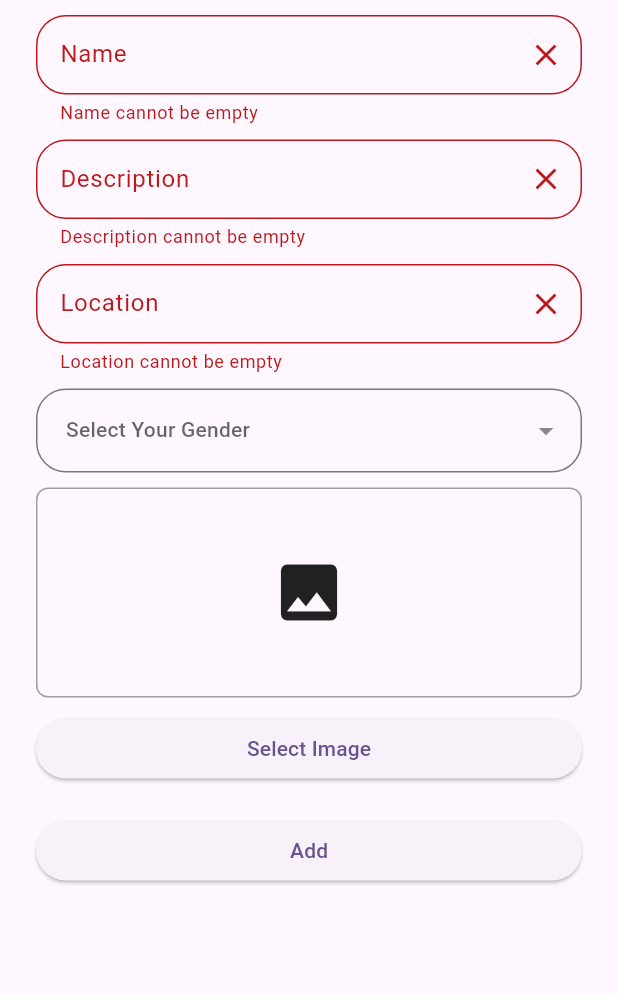
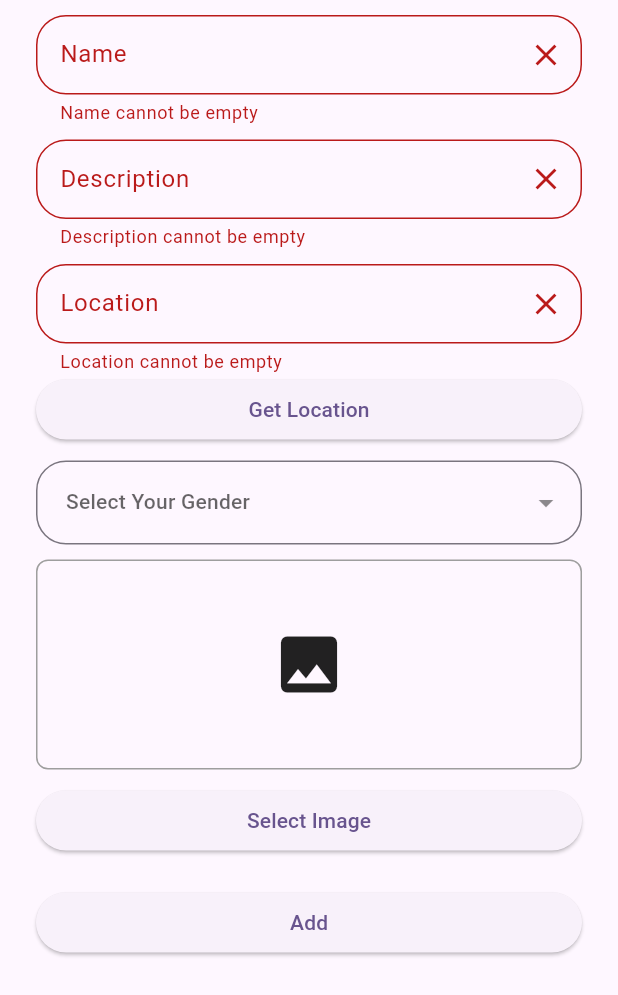
Before and after one commit to Tunahn3101/Riverpod-Flutter, a Flutter app: the AddTripsScreen screen opened directly, after a tap on "Add", on a phone screen of 412 x 824 dp. Shown: the top 995 px of the screen. Run offline on Flutter 3.47's test engine with Material 3 defaults, Android fonts, the phone set to English and light mode, and no system bars; our stand-ins replace dropdown_button2, flutter_riverpod, flutter_slidable, google_fonts, google_maps_flutter, iconly and 2 more.

Commit message:
update code day 18/06/2024

```diff
--- a/lib/screens/addtrips/add_trips_screen.dart
+++ b/lib/screens/addtrips/add_trips_screen.dart
@@ -3,15 +3,28 @@ import 'dart:io';
 import 'package:bottombar/common/app_size.dart';
 import 'package:bottombar/riverpod/input_notifier.dart';
 import 'package:bottombar/screens/addtrips/input_textfield.dart';
+import 'package:bottombar/screens/image_view/full_image_screen.dart';
 import 'package:dropdown_button2/dropdown_button2.dart';
 import 'package:flutter/material.dart';
 import 'package:flutter_riverpod/flutter_riverpod.dart';
 import 'package:image_picker/image_picker.dart';
+import 'package:location/location.dart';
 
+import '../map/map_screen.dart';
 import 'models/input_text_model.dart';
 
-class AddTripsScreen extends ConsumerWidget {
+class AddTripsScreen extends ConsumerStatefulWidget {
   const AddTripsScreen({super.key});
+
+  @override
+  _AddTripsScreenState createState() => _AddTripsScreenState();
+}
+
+class _AddTripsScreenState extends ConsumerState<AddTripsScreen> {
+  final nameController = TextEditingController();
+  final descriptionController = TextEditingController();
+  final locationController = TextEditingController();
+  LocationData? currentLocation;
 
   void optionPickImage(BuildContext context, WidgetRef ref) {
     showModalBottomSheet(
@@ -73,12 +86,45 @@ class AddTripsScreen extends ConsumerWidget {
     }
   }
 
+  Future<void> _getLocation() async {
+    final location = Location();
+
+    bool serviceEnabled;
+    PermissionStatus permissionGranted;
+
+    serviceEnabled = await location.serviceEnabled();
+    if (!serviceEnabled) {
+      serviceEnabled = await location.requestService();
+      if (!serviceEnabled) {
+        return;
+      }
+    }
+
+    permissionGranted = await location.hasPermission();
+    if (permissionGranted == PermissionStatus.denied) {
+      permissionGranted = await location.requestPermission();
+      if (permissionGranted != PermissionStatus.granted) {
+        return;
+      }
+    }
+
+    final locationData = await location.getLocation();
+    setState(() {
+      currentLocation = locationData;
+      locationController.text =
+          '${locationData.latitude}, ${locationData.longitude}';
+    });
+    // Navigate to the MapScreen
+    Navigator.push(
+      context,
+      MaterialPageRoute(
+        builder: (context) => MapScreen(currentLocation: locationData),
+      ),
+    );
+  }
+
   @override
-  Widget build(BuildContext context, WidgetRef ref) {
-    final nameController = TextEditingController();
-    final descriptionController = TextEditingController();
-    final locationController = TextEditingController();
-
+  Widget build(BuildContext context) {
     const List<String> genderItems = ['Male', 'Female', 'Other'];
     String? selectedValue;
 
@@ -105,7 +151,6 @@ class AddTripsScreen extends ConsumerWidget {
       return null;
     }
 
-    // Giao diện nhập liệu và nút Add
     return Scaffold(
       body: Form(
         key: formKey,
@@ -131,17 +176,18 @@ class AddTripsScreen extends ConsumerWidget {
                 labletext: 'Location',
                 controller: locationController,
               ),
+              ElevatedButton(
+                onPressed: _getLocation,
+                child: const Text('Get Location'),
+              ),
               const SizedBox(height: 10),
               DropdownButtonFormField2<String>(
                 isExpanded: true,
                 decoration: InputDecoration(
-                  // Add Horizontal padding using menuItemStyleData.padding so it matches
-                  // the menu padding when button's width is not specified.
                   contentPadding: const EdgeInsets.symmetric(vertical: 16),
                   border: OutlineInputBorder(
                     borderRadius: BorderRadius.circular(20),
                   ),
-                  // Add more decoration..
                 ),
                 hint: const Text(
                   'Select Your Gender',
@@ -192,8 +238,7 @@ class AddTripsScreen extends ConsumerWidget {
               const SizedBox(height: 10),
               Consumer(
                 builder: (context, ref, child) {
-                  final selectedImage =
-                      ref.watch(selectedImageProvider.state).state;
+                  final selectedImage = ref.watch(selectedImageProvider);
 
                   return selectedImage != null
                       ? Container(
@@ -204,6 +249,17 @@ class AddTripsScreen extends ConsumerWidget {
                               fit: BoxFit.cover,
                             ),
                             borderRadius: BorderRadius.circular(8),
+                          ),
+                          child: GestureDetector(
+                            onTap: () {
+                              Navigator.push(
+                                context,
+                                MaterialPageRoute(
+                                  builder: (context) =>
+                                      FullImageScreen(imageFile: selectedImage),
+                                ),
+                              );
+                            },
                           ),
                         )
                       : Container(
@@ -228,7 +284,7 @@ class AddTripsScreen extends ConsumerWidget {
                 onPressed: () {
                   if (formKey.currentState!.validate()) {
                     final selectedImage =
-                        ref.read(selectedImageProvider.state).state;
+                        ref.read(selectedImageProvider.notifier).state;
                     final imagePath = selectedImage?.path;
 
                     final input = InputTextModel(
@@ -246,7 +302,7 @@ class AddTripsScreen extends ConsumerWidget {
                     nameController.clear();
                     descriptionController.clear();
                     locationController.clear();
-                    ref.read(selectedImageProvider.state).state = null;
+                    ref.read(selectedImageProvider.notifier).state = null;
 
                     // Show success message
                     ScaffoldMessenger.of(context).showSnackBar(
@@ -256,6 +312,7 @@ class AddTripsScreen extends ConsumerWidget {
                 },
                 child: const Text('Add'),
               ),
+              const SizedBox(height: 10),
             ],
           ),
         ),
--- a/lib/screens/addtrips/input_textfield.dart
+++ b/lib/screens/addtrips/input_textfield.dart
@@ -8,15 +8,18 @@ class InputTextField extends StatelessWidget {
     required this.labletext,
     required this.controller,
     required this.validator,
+    this.enabled = true,
   });
 
   TextEditingController controller = TextEditingController();
   final String labletext;
   String? Function(String?)? validator;
+  bool? enabled;
 
   @override
   Widget build(BuildContext context) {
     return TextFormField(
+      enabled: enabled,
       keyboardType: TextInputType.text,
       validator: validator,
       controller: controller,
--- a/lib/screens/form/item_list_screen.dart
+++ b/lib/screens/form/item_list_screen.dart
@@ -11,10 +11,7 @@ class ItemListScreen extends StatefulWidget {
 }
 
 class _ItemListScreenState extends State<ItemListScreen> {
-  final List<Item> items = [
-    Item(id: '1', name: 'Item 1', description: 'This is item 1'),
-    Item(id: '2', name: 'Item 2', description: 'This is item 2'),
-  ];
+  final List<Item> items = [];
 
   void _addItem(Item item) {
     setState(() {
--- a/pubspec.yaml
+++ b/pubspec.yaml
@@ -44,6 +44,8 @@ dependencies:
   image_picker: ^1.1.2
   http: ^1.2.1
   flutter_slidable: ^3.1.0
+  location: ^6.0.2
+  google_maps_flutter: ^2.7.0
 dev_dependencies:
   flutter_test:
     sdk: flutter
```
Also changed, not shown: lib/screens/fwb/fwb_screen.dart (+11 -5 lines), lib/screens/image_view/full_image_screen.dart (added, +20 -0 lines), lib/screens/map/map_screen.dart (added, +44 -0 lines), lib/screens/services/services.dart (+8 -5 lines), pubspec.lock, 3 other files.
